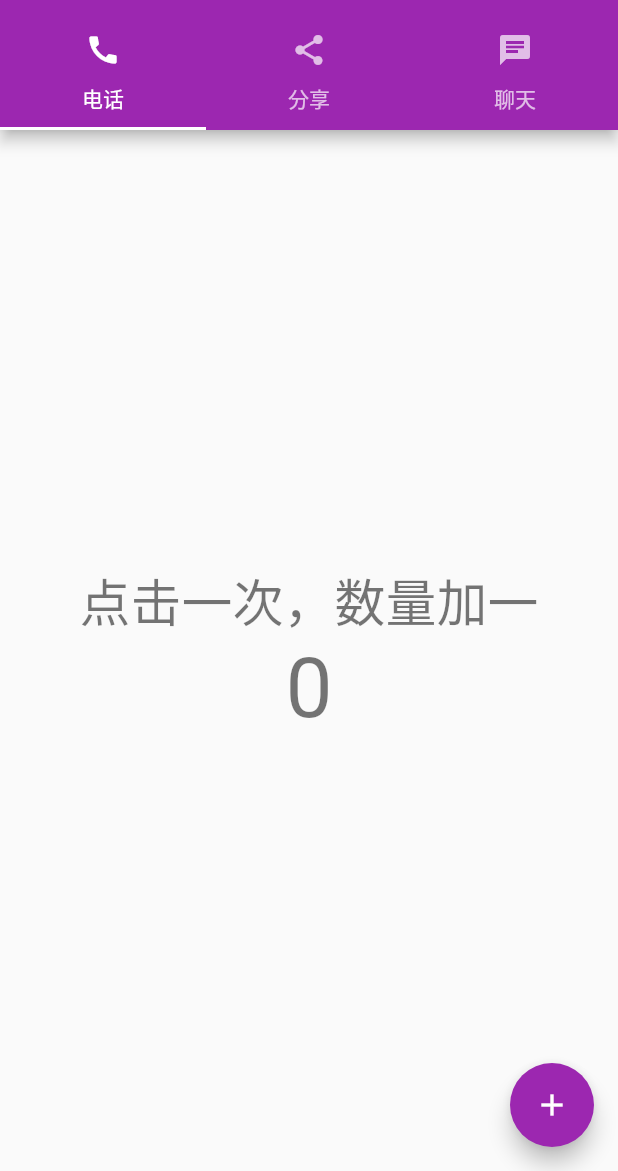
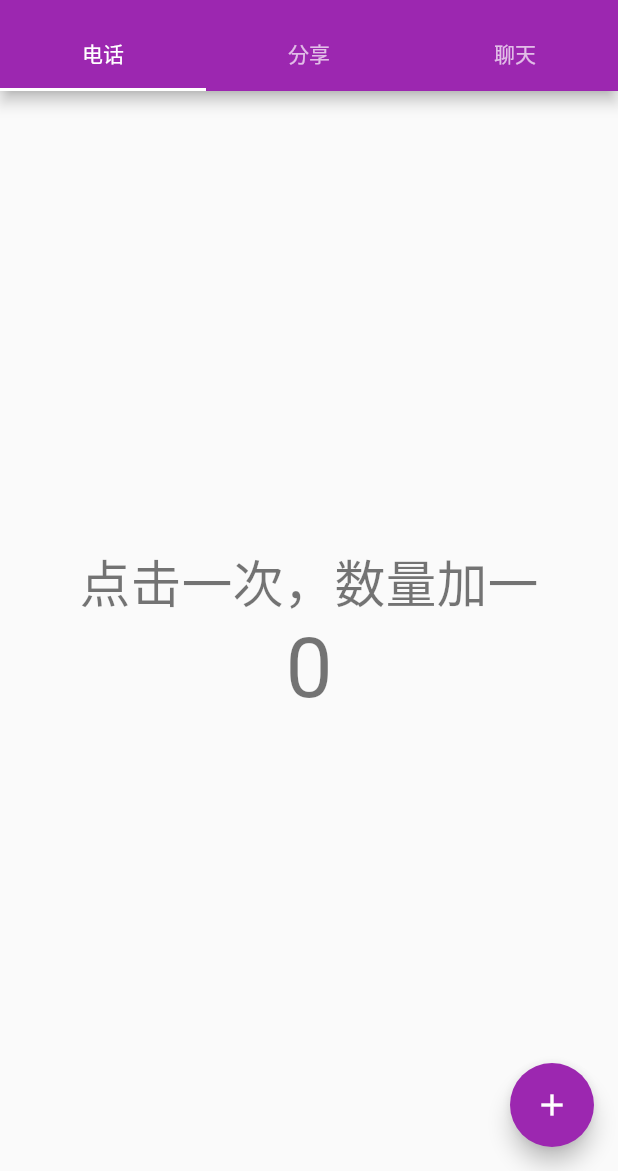
Before and after one commit to wanggang1128/WGFlutterDemo, a Flutter app: the TopNavigatorBar screen opened directly, on a phone screen of 412 x 824 dp, the part 65-1236 px from its top. Run offline on Flutter 3.47's test engine with Material 2 defaults, Android fonts, the light colour scheme and no system bars; missing offline and left inert: flutter_webview_plugin.

Commit message:
添加注释

```diff
--- a/常规底部tabbar功能/flutter_buttomnavigator/lib/buttom_navigator_widget.dart
+++ b/常规底部tabbar功能/flutter_buttomnavigator/lib/buttom_navigator_widget.dart
@@ -21,6 +21,7 @@ class _BottomNavigationWidgetState extends State<BottomNavigationWidget> {
   void initState() {
     // TODO: implement initState
 
+    //..返回调用者自己
     dataList..add(HomePage())
       ..add(EmailPage())
       ..add(MapPage())
--- a/非常规底部tabbar功能/flutter_irregularbottombar/lib/bottombarwidget.dart
+++ b/非常规底部tabbar功能/flutter_irregularbottombar/lib/bottombarwidget.dart
@@ -38,8 +38,10 @@ class _BottomBarWidgetState extends State<BottomBarWidget> {
       floatingActionButtonLocation: FloatingActionButtonLocation.centerDocked,
       bottomNavigationBar: BottomAppBar(
         color: Colors.purple,
+        //预留一个间隙，用来存放floatingActionButton
         shape: CircularNotchedRectangle(),
         child: Row(
+          //主轴对齐方式
           mainAxisAlignment: MainAxisAlignment.spaceAround,
           mainAxisSize: MainAxisSize.max,
           children: <Widget>[
--- a/顶部滚动菜单栏功能/keeppagealive/lib/main.dart
+++ b/顶部滚动菜单栏功能/keeppagealive/lib/main.dart
@@ -48,9 +48,9 @@ class _TopNavigatorBarState extends State<TopNavigatorBar> with SingleTickerProv
         bottom: TabBar(
           controller: _tabController,
           tabs: <Widget>[
-            Tab(icon: Icon(Icons.call),text: '电话',),
-            Tab(icon: Icon(Icons.share),text: '分享',),
-            Tab(icon: Icon(Icons.chat),text: '聊天',),
+            Tab(text: '电话',),
+            Tab(text: '分享',),
+            Tab(text: '聊天',),
           ],
         ),
       ),
```
Also changed, not shown: 页面跳转与传值demo/flutter_routedemo/lib/main.dart (+12 -8 lines), source/demo06.gif.
